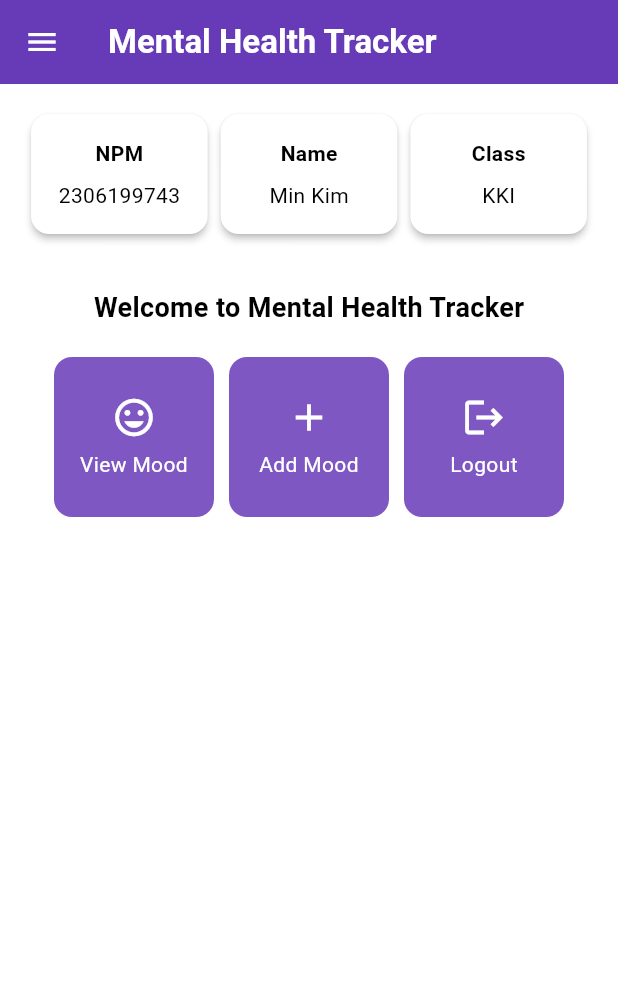
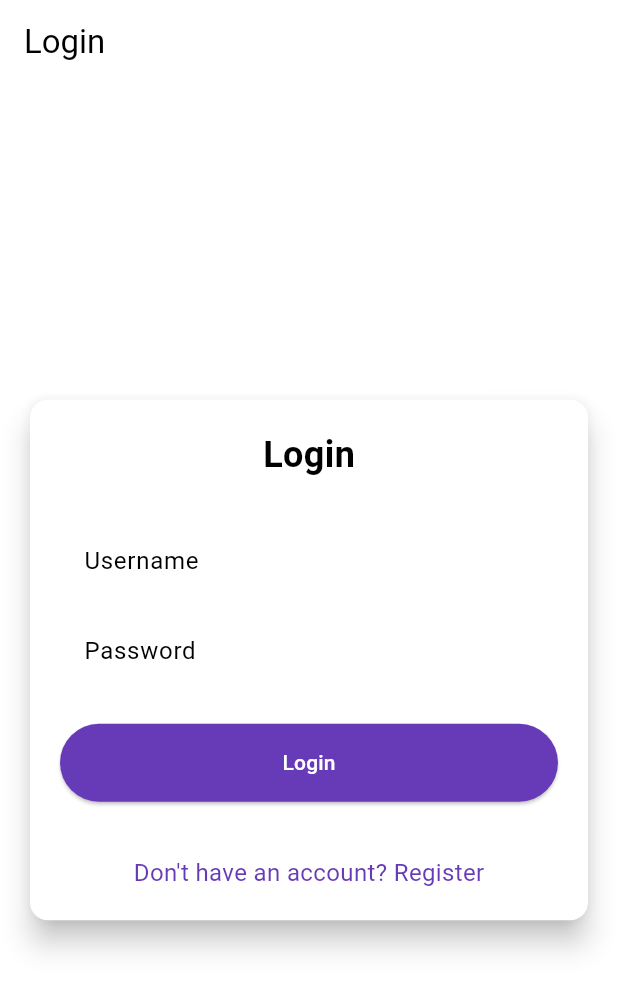
Before and after one commit to wuyu0107/mental-health-tracker-mobile, a Flutter app: the screen it shows after launch, on a phone screen of 412 x 824 dp. Shown: the top 991 px of the screen. Run offline on Flutter 3.47's test engine with Material 3 defaults, Android fonts, the phone set to English and light mode, and no system bars; missing offline and left inert: pbp_django_auth.

Commit message:
Finished Tutorial 8

```diff
--- a/mental_health_tracker/lib/main.dart
+++ b/mental_health_tracker/lib/main.dart
@@ -1,5 +1,7 @@
 import 'package:flutter/material.dart';
-import 'package:mental_health_tracker/screens/menu.dart';
+import 'package:mental_health_tracker/screens/login.dart';
+import 'package:pbp_django_auth/pbp_django_auth.dart';
+import 'package:provider/provider.dart';
 
 void main() {
   runApp(const MyApp());
@@ -8,33 +10,23 @@ void main() {
 class MyApp extends StatelessWidget {
   const MyApp({super.key});
 
-  // This widget is the root of your application.
   @override
   Widget build(BuildContext context) {
-    return MaterialApp(
-      title: 'Flutter Demo',
-      theme: ThemeData(
-        // This is the theme of your application.
-        //
-        // TRY THIS: Try running your application with "flutter run". You'll see
-        // the application has a purple toolbar. Then, without quitting the app,
-        // try changing the seedColor in the colorScheme below to Colors.green
-        // and then invoke "hot reload" (save your changes or press the "hot
-        // reload" button in a Flutter-supported IDE, or press "r" if you used
-        // the command line to start the app).
-        //
-        // Notice that the counter didn't reset back to zero; the application
-        // state is not lost during the reload. To reset the state, use hot
-        // restart instead.
-        //
-        // This works for code too, not just values: Most code changes can be
-        // tested with just a hot reload.
-        colorScheme: ColorScheme.fromSwatch(
-          primarySwatch: Colors.deepPurple,
-        ).copyWith(secondary: Colors.deepPurple[400]),
-        useMaterial3: true,
+    return Provider(
+      create: (_) {
+        CookieRequest request = CookieRequest();
+        return request;
+      },
+      child: MaterialApp(
+        title: 'Mental Health Tracker',
+        theme: ThemeData(
+          useMaterial3: true,
+          colorScheme: ColorScheme.fromSwatch(
+            primarySwatch: Colors.deepPurple,
+          ).copyWith(secondary: Colors.deepPurple[400]),
+        ),
+        home: LoginPage(),
       ),
-      home: MyHomePage(),
     );
   }
 }
--- /dev/null
+++ b/mental_health_tracker/lib/screens/login.dart
@@ -0,0 +1,181 @@
+import 'package:mental_health_tracker/screens/menu.dart';
+import 'package:flutter/material.dart';
+import 'package:pbp_django_auth/pbp_django_auth.dart';
+import 'package:provider/provider.dart';
+import 'package:mental_health_tracker/screens/register.dart';
+
+void main() {
+  runApp(const LoginApp());
+}
+
+class LoginApp extends StatelessWidget {
+  const LoginApp({super.key});
+
+  @override
+  Widget build(BuildContext context) {
+    return MaterialApp(
+      title: 'Login',
+      theme: ThemeData(
+        useMaterial3: true,
+        colorScheme: ColorScheme.fromSwatch(
+          primarySwatch: Colors.deepPurple,
+        ).copyWith(secondary: Colors.deepPurple[400]),
+      ),
+    home: const LoginPage(),
+    );
+  }
+}
+
+class LoginPage extends StatefulWidget {
+  const LoginPage({super.key});
+
+  @override
+  State<LoginPage> createState() => _LoginPageState();
+}
+
+class _LoginPageState extends State<LoginPage> {
+  final TextEditingController _usernameController = TextEditingController();
+  final TextEditingController _passwordController = TextEditingController();
+
+  @override
+  Widget build(BuildContext context) {
+    final request = context.watch<CookieRequest>();
+
+    return Scaffold(
+      appBar: AppBar(
+        title: const Text('Login'),
+      ),
+      body: Center(
+        child: SingleChildScrollView(
+          padding: const EdgeInsets.all(16.0),
+          child: Card(
+            elevation: 8,
+            shape: RoundedRectangleBorder(
+              borderRadius: BorderRadius.circular(12.0),
+            ),
+            child: Padding(
+              padding: const EdgeInsets.all(20.0),
+              child: Column(
+                mainAxisSize: MainAxisSize.min,
+                children: [
+                  const Text(
+                    'Login',
+                    style: TextStyle(
+                      fontSize: 24.0,
+                      fontWeight: FontWeight.bold,
+                    ),
+                  ),
+                  const SizedBox(height: 30.0),
+                  TextField(
+                    controller: _usernameController,
+                    decoration: const InputDecoration(
+                      labelText: 'Username',
+                      hintText: 'Enter your username',
+                      border: OutlineInputBorder(
+                        borderRadius: BorderRadius.all(Radius.circular(12.0)),
+                      ),
+                      contentPadding:
+                          EdgeInsets.symmetric(horizontal: 12.0, vertical: 8.0),
+                    ),
+                  ),
+                  const SizedBox(height: 12.0),
+                  TextField(
+                    controller: _passwordController,
+                    decoration: const InputDecoration(
+                      labelText: 'Password',
+                      hintText: 'Enter your password',
+                      border: OutlineInputBorder(
+                        borderRadius: BorderRadius.all(Radius.circular(12.0)),
+                      ),
+                      contentPadding:
+                          EdgeInsets.symmetric(horizontal: 12.0, vertical: 8.0),
+                    ),
+                    obscureText: true,
+                  ),
+                  const SizedBox(height: 24.0),
+                  ElevatedButton(
+                    onPressed: () async {
+                      String username = _usernameController.text;
+                      String password = _passwordController.text;
+
+                      // Check credentials
+                      // TODO: Change the URL and don't forget to add a trailing slash (/) at the end of the URL!
+                      // To connect the Android emulator to Django on localhost,
+                      // use the URL http://10.0.2.2/
+                      final response = await request
+                          .login("http://localhost:8000/auth/login/", {
+                        'username': username,
+                        'password': password,
+                      });
+
+                      if (request.loggedIn) {
+                        String message = response['message'];
+                        String uname = response['username'];
+                        if (context.mounted) {
+                          Navigator.pushReplacement(
+                            context,
+                            MaterialPageRoute(
+                              builder: (context) => MyHomePage()),
+                          );
+                          ScaffoldMessenger.of(context)
+                            ..hideCurrentSnackBar()
+                            ..showSnackBar(
+                              SnackBar(
+                                content:
+                                  Text("$message Welcome, $uname.")),
+                            );
+                        }
+                      } else {
+                        if (context.mounted) {
+                          showDialog(
+                            context: context,
+                            builder: (context) => AlertDialog(
+                              title: const Text('Login Failed'),
+                              content: Text(response['message']),
+                              actions: [
+                                TextButton(
+                                  child: const Text('OK'),
+                                  onPressed: () {
+                                    Navigator.pop(context);
+                                  },
+                                ),
+                              ],
+                            ),
+                          );
+                        }
+                      }
+                    },
+                    style: ElevatedButton.styleFrom(
+                      foregroundColor: Colors.white,
+                      minimumSize: Size(double.infinity, 50),
+                      backgroundColor: Theme.of(context).colorScheme.primary,
+                      padding: const EdgeInsets.symmetric(vertical: 16.0),
+                    ),
+                    child: const Text('Login'),
+                  ),
+                  const SizedBox(height: 36.0),
+                  GestureDetector(
+                    onTap: () {
+                      Navigator.push(
+                        context,
+                        MaterialPageRoute(
+                            builder: (context) => const RegisterPage()),
+                      );
+                    },
+                    child: Text(
+                      'Don\'t have an account? Register',
+                      style: TextStyle(
+                        color: Theme.of(context).colorScheme.primary,
+                        fontSize: 16.0,
+                      ),
+                    ),
+                  ),
+                ],
+              ),
+            ),
+          ),
+        ),
+      ),
+    );
+  }
+}
--- a/mental_health_tracker/pubspec.yaml
+++ b/mental_health_tracker/pubspec.yaml
@@ -35,6 +35,9 @@ dependencies:
   # The following adds the Cupertino Icons font to your application.
   # Use with the CupertinoIcons class for iOS style icons.
   cupertino_icons: ^1.0.8
+  provider: ^6.1.2
+  pbp_django_auth: ^0.4.0
+  http: ^1.2.2
 
 dev_dependencies:
   flutter_test:
```
Also changed, not shown: mental_health_tracker/lib/models/mood_entry.dart (added, +65 -0 lines), mental_health_tracker/lib/screens/list_moodentry.dart (added, +90 -0 lines), mental_health_tracker/lib/screens/moodentry_form.dart (+34 -27 lines), mental_health_tracker/lib/screens/register.dart (added, +166 -0 lines), mental_health_tracker/lib/widgets/left_drawer.dart (+13 -1 lines), mental_health_tracker/lib/widgets/mood_card.dart (+38 -2 lines), mental_health_tracker/pubspec.lock, 2 other files.
